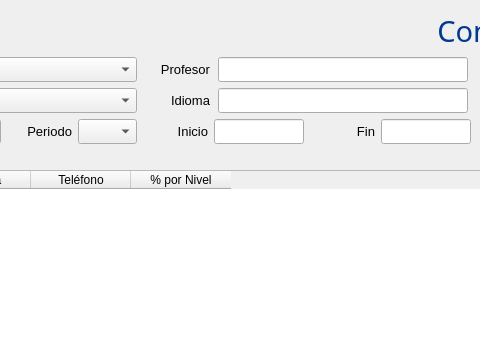
Before: the Qt Designer form control_evaluacion_2.ui in fundauc-sistemas/cesfundauc, drawn with Qt 5; both pictures show x 281 to 761 and y 0 to 340 of the 1159 by 700 pixel window.
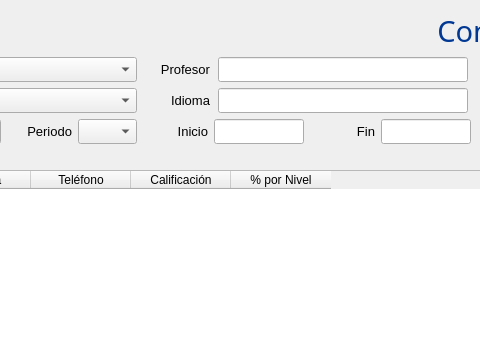
After: the same form once the commit is applied.

Patch:
```diff
--- a/control_evaluacion_2.ui
+++ b/control_evaluacion_2.ui
@@ -778,6 +778,11 @@
        <string>Teléfono</string>
       </property>
      </column>
+     <column>
+      <property name="text">
+       <string>Calificación</string>
+      </property>
+     </column>
      <column>
       <property name="text">
        <string>% por Nivel</string>
```
